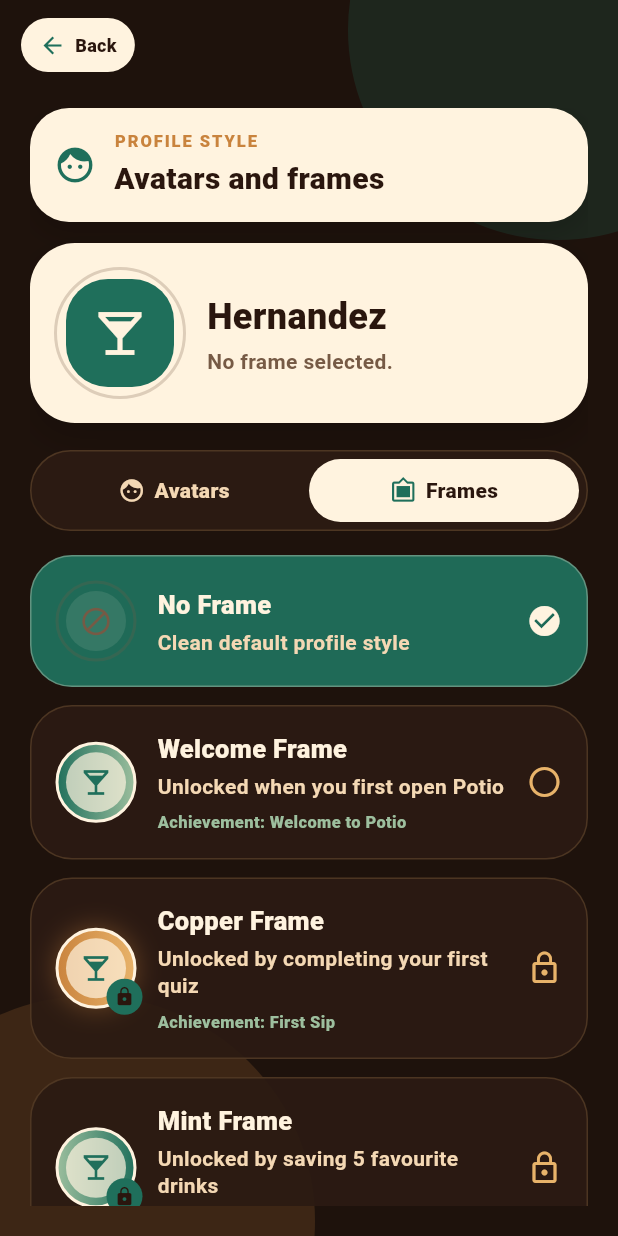
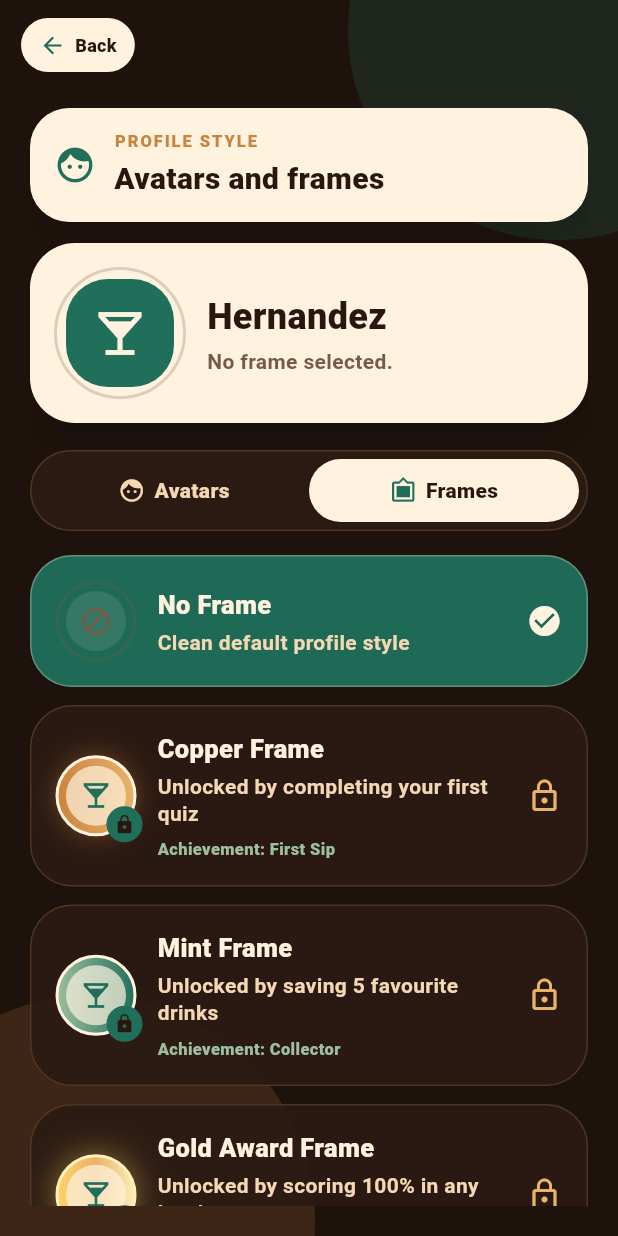
Before and after one commit to hovova/potio, a Flutter app: the AvatarSelectionScreen screen opened directly, after a tap on "Frames", on a phone screen of 412 x 824 dp. Run offline on Flutter 3.47's test engine with Material 3 defaults, Android fonts, the phone set to English and light mode, and no system bars; our stand-ins replace audioplayers, google_mobile_ads, in_app_purchase, shared_preferences; accounts and stored records are empty.

Commit message:
Update language selector and premium frame naming

```diff
--- a/lib/screens/avatar_selection_screen.dart
+++ b/lib/screens/avatar_selection_screen.dart
@@ -101,15 +101,6 @@
       unlockType: _UnlockType.free,
     ),
     _AvatarItem(
-      id: 'welcome_frame',
-      name: 'Welcome Frame',
-      subtitle: 'Unlocked when you first open Potio',
-      icon: Icons.verified_outlined,
-      unlockType: _UnlockType.achievement,
-      achievementId: AchievementIds.firstLogin,
-      unlockRequirement: 'Achievement: Welcome to Potio',
-    ),
-    _AvatarItem(
       id: 'copper_frame',
       name: 'Copper Frame',
       subtitle: 'Unlocked by completing your first quiz',
@@ -154,10 +145,10 @@
       unlockRequirement: 'Requires Potio Premium',
     ),
     _AvatarItem(
-      id: 'premium_gold_frame',
-      name: 'Golden Premium Frame',
+      id: 'premium_platinum_frame',
+      name: 'Platinum Premium Frame',
       subtitle: 'Premium frame',
-      icon: Icons.star_border,
+      icon: Icons.diamond_outlined,
       unlockType: _UnlockType.premium,
       unlockRequirement: 'Requires Potio Premium',
     ),
@@ -885,19 +876,6 @@
 
   factory _FrameStyle.fromId(String id) {
     switch (id) {
-      case 'welcome_frame':
-        return _FrameStyle(
-          gradient: LinearGradient(
-            colors: [
-              potioEmerald,
-              potioSage,
-            ],
-          ),
-          border: Border.all(
-            color: potioPaper,
-            width: 2,
-          ),
-        );
       case 'copper_frame':
         return _FrameStyle(
           gradient: LinearGradient(
@@ -990,23 +968,23 @@
             ),
           ],
         );
-      case 'premium_gold_frame':
+            case 'premium_platinum_frame':
         return _FrameStyle(
           gradient: LinearGradient(
             colors: [
-              Color(0xFFFFF0B8),
-              Color(0xFFFFC857),
-              potioCopper,
+              Color(0xFFFFFFFF),
+              Color(0xFFD8E4F0),
+              Color(0xFFB7C6D9),
             ],
           ),
           border: Border.all(
-            color: Color(0xFFFFF0B8),
+            color: Color(0xFFFFFFFF),
             width: 2,
           ),
           shadows: [
             BoxShadow(
-              color: Color(0xFFFFC857).withValues(alpha: 0.50),
-              blurRadius: 20,
+              color: Color(0xFFD8E4F0).withValues(alpha: 0.55),
+              blurRadius: 22,
             ),
           ],
         );
```
Also changed, not shown: lib/screens/home_screen.dart (+2 -7 lines), lib/screens/profile_screen.dart (+7 -20 lines).
